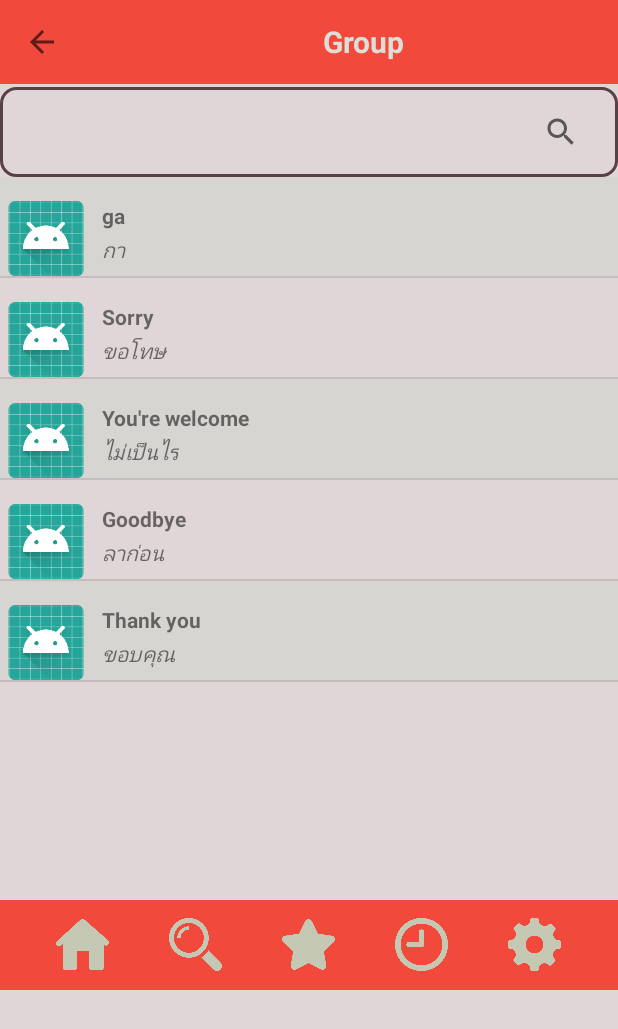
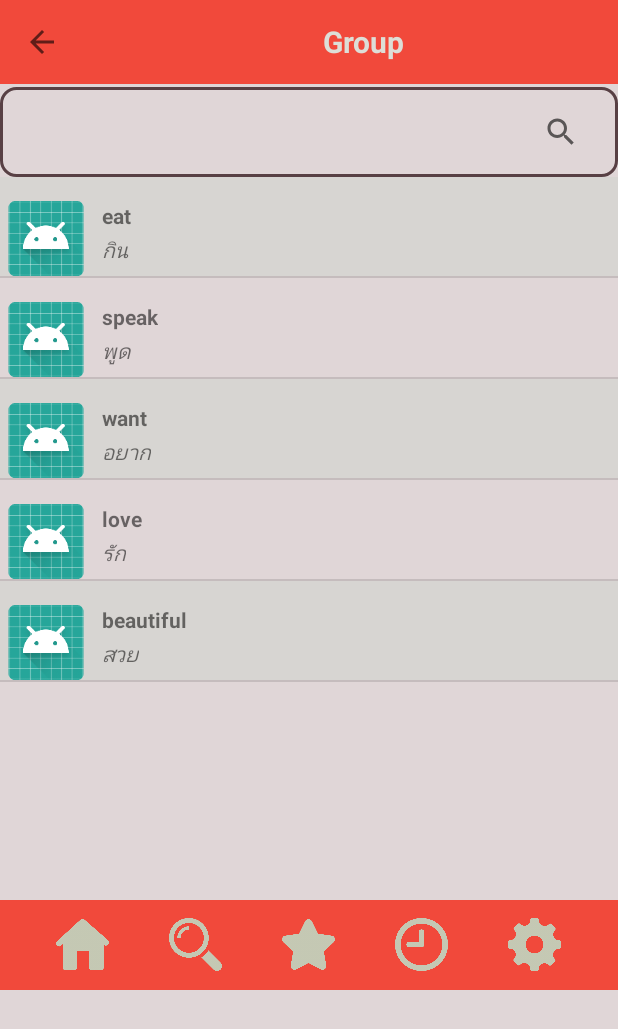
Before and after one commit to fondfondd/Thailang, an Android app: the screen it shows after launch (prac_group), after a tap on an icon or button, on a phone screen of 412 x 824 dp. Shown: the top 1029 px of the screen. Run offline under Robolectric (Android 15) with nearby library versions, the phone set to English and light mode, and no system bars.

Commit message:
by mayyim 27/2/61

```diff
--- a/app/src/main/AndroidManifest.xml
+++ b/app/src/main/AndroidManifest.xml
@@ -21,13 +21,8 @@
                 <category android:name="android.intent.category.LAUNCHER" />
             </intent-filter>
         </activity>
-        <activity android:name=".Learn_main" />
-        <activity android:name=".Prac_main" />
-        <activity android:name=".Test_main" />
-        <activity android:name=".learn_vocab" />
         <activity android:name=".prac_group" />
         <activity android:name=".prac_group_word" />
-        <activity android:name=".test_chapter" />
         <activity android:name=".Search_main" />
         <activity android:name=".Favor_main" />
         <activity android:name=".History_main" />
--- a/app/src/main/java/com/seniorpro/thailang/MainActivity.kt
+++ b/app/src/main/java/com/seniorpro/thailang/MainActivity.kt
@@ -38,18 +38,21 @@ class MainActivity : AppCompatActivity() {
          val easybutton = findViewById<Button>(R.id.easychap)
         easybutton.setOnClickListener{
             intent = Intent(this,prac_group::class.java)
+            intent.putExtra("mode","easy")
             startActivity(intent)
         }
 
         val medbutton = findViewById<Button>(R.id.mediumchap)
         medbutton.setOnClickListener{
             intent = Intent(this,prac_group::class.java)
+            intent.putExtra("mode","medium")
             startActivity(intent)
         }
 
         val hardbutton = findViewById<Button>(R.id.hardchap)
         hardbutton.setOnClickListener{
             intent = Intent(this,prac_group::class.java)
+            intent.putExtra("mode","hard")
             startActivity(intent)
         }
 
--- a/app/src/main/java/com/seniorpro/thailang/prac_group.kt
+++ b/app/src/main/java/com/seniorpro/thailang/prac_group.kt
@@ -24,8 +24,25 @@ import android.widget.Toast
 import android.support.v4.app.ActivityCompat
 import kotlinx.android.synthetic.main.activity_prac_group.*
 
-private  var idWord = arrayListOf<String>("ga1", "sorry", "maipenrai","goodbye","thankyou")
-private var thaiNames = arrayListOf<String>("กา", "ขอโทษ", "ไม่เป็นไร","ลาก่อน","ขอบคุณ")
+private  var idWord = arrayListOf<String>()
+private var thaiNames = arrayListOf<String>()
+private var names = arrayListOf<String>()
+
+
+private  val idWord_easy = arrayListOf<String>("eat", "speak", "want", "love", "beautiful")
+private val thaiNames_easy = arrayListOf<String>("กิน", "พูด", "อยาก", "รัก", "สวย")
+private val names_easy = arrayListOf<String>("eat", "speak", "want", "love", "beautiful")
+
+
+private  val idWord_medium = arrayListOf<String>("thankyou", "sorry", "nevermind", "hello")
+private val thaiNames_medium = arrayListOf<String>("ขอบคุณ", "ขอโทษ", "ไม่เป็นไร", "สวัสดี")
+private val names_medium = arrayListOf<String>("Thank you", "Sorry", "Never mind", "Hello")
+
+
+private  val idWord_hard = arrayListOf<String>("luggage","policestation")
+private val thaiNames_hard = arrayListOf<String>("กระเป๋าเดินทาง", "สถานีตำรวจ")
+private val names_hard = arrayListOf<String>("luggage","police station")
+
 
 class prac_group : AppCompatActivity() {
 
@@ -33,6 +50,27 @@ class prac_group : AppCompatActivity() {
     override fun onCreate(savedInstanceState: Bundle?) {
         super.onCreate(savedInstanceState)
         setContentView(R.layout.activity_prac_group)
+
+        idWord = arrayListOf<String>()
+        thaiNames = arrayListOf<String>()
+        names = arrayListOf<String>()
+
+        val extras = intent.extras
+        val mode = extras.getString("mode")
+        if(mode.equals("easy")){
+            idWord = idWord_easy
+            thaiNames = thaiNames_easy
+            names = names_easy
+        }else if(mode.equals("medium")){
+            idWord = idWord_medium
+            thaiNames = thaiNames_medium
+            names = names_medium
+
+        }else if(mode.equals("hard")){
+            idWord = idWord_hard
+            thaiNames = thaiNames_hard
+            names = names_hard
+        }
 
         main_listview.adapter = MyCustomAdapter(this)
 
@@ -95,7 +133,6 @@ class prac_group : AppCompatActivity() {
 
     private class MyCustomAdapter(context: Context): BaseAdapter(){
         private val mContext: Context
-        private val names = arrayListOf<String>("ga", "Sorry", "You're welcome","Goodbye","Thank you")
 
 
         init {
```
Also changed, not shown: app/src/main/java/com/seniorpro/thailang/Search_main.kt (+0 -11 lines), app/src/main/java/com/seniorpro/thailang/Setting_main.kt (+28 -0 lines), app/src/main/java/com/seniorpro/thailang/prac_group_word.kt (+12 -19 lines), app/src/main/res/layout/activity_setting_main.xml (+11 -4 lines).
